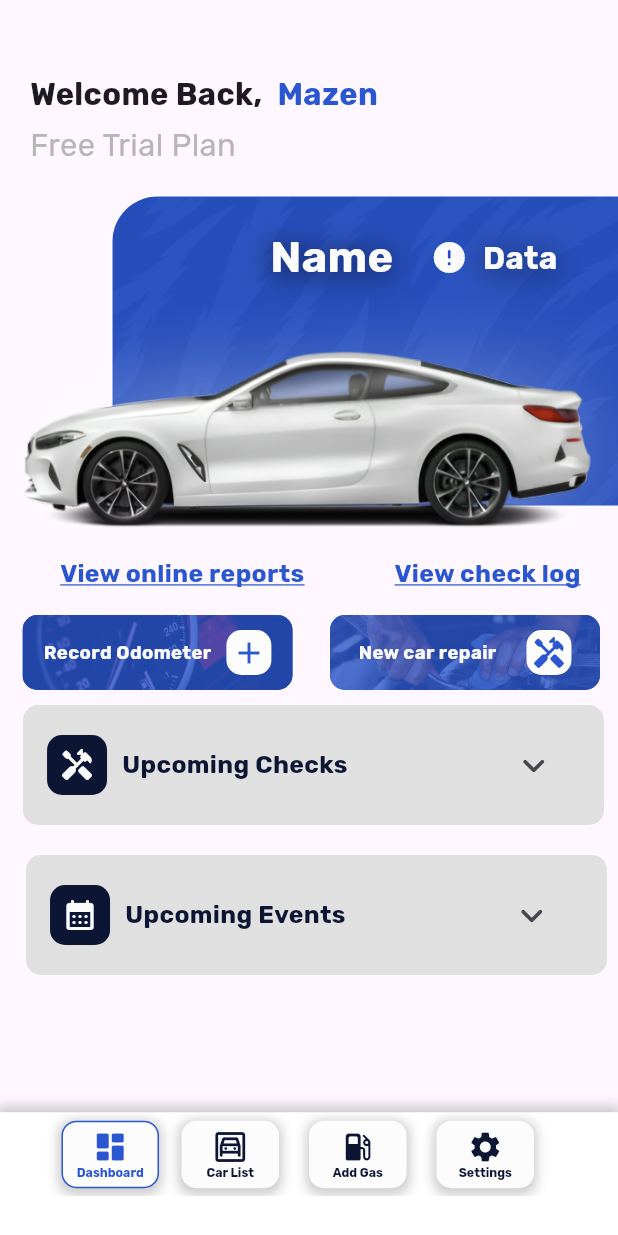
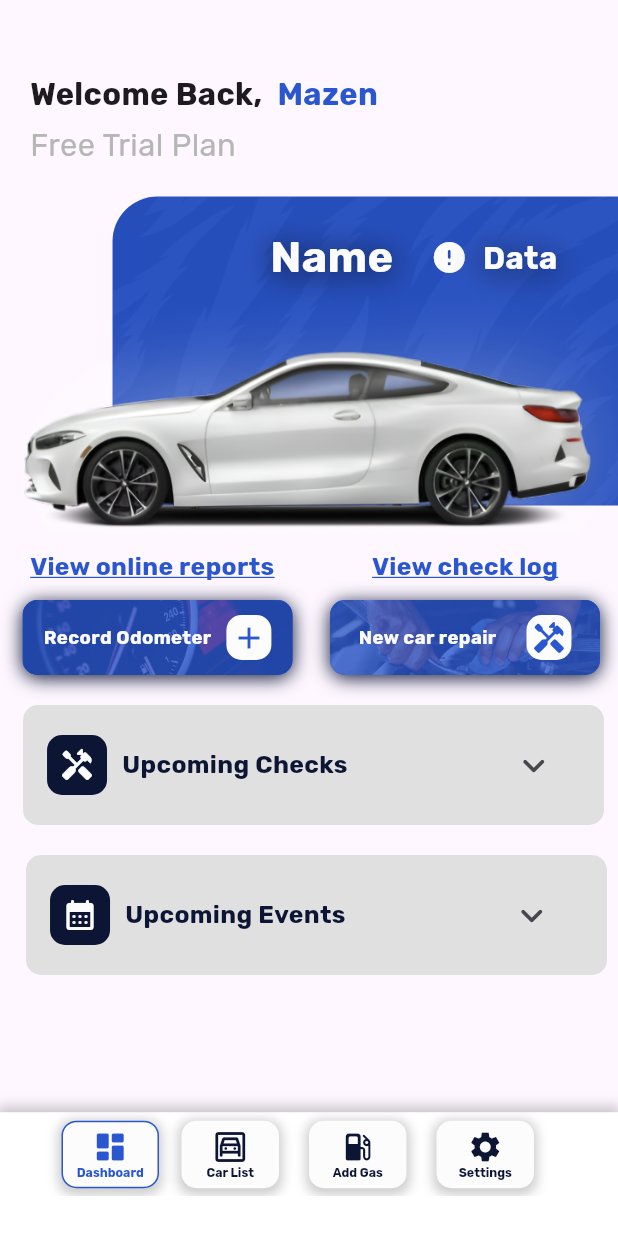
Before and after one commit to Mazen20021/Car-Care, a Flutter app: the screen it shows after launch, after a tap on "Login", on a phone screen of 412 x 824 dp. Run offline on Flutter 3.47's test engine with Material 3 defaults, Android fonts, the phone set to English and light mode, and no system bars; our stand-ins replace google_fonts.

Commit message:
Fixed Some Issue

```diff
--- a/lib/Pages/carselectedpage.dart
+++ b/lib/Pages/carselectedpage.dart
@@ -29,8 +29,13 @@ class _CarSelectedPage extends State<CarSelectedPage> {
   @override
   void initState() {
     super.initState();
-    _pageController =
-        PageController(viewportFraction: 2.0, initialPage: widget.currentIndex);
+    carIndex = widget.currentIndex;
+    _pageController = PageController(viewportFraction: 2.0, initialPage: widget.currentIndex);
+  }
+  @override
+  void dispose() {
+    _pageController.dispose();
+    super.dispose();
   }
 
   @override
@@ -42,6 +47,7 @@ class _CarSelectedPage extends State<CarSelectedPage> {
     Screen.setSize(context);
     return Scaffold(
       body: SingleChildScrollView(
+         physics: (_isExpanded1||_isExpanded2) ? const AlwaysScrollableScrollPhysics() : const NeverScrollableScrollPhysics(),
           child: Column(children: [
           const SizedBox(height: 48),
           Row(
@@ -170,46 +176,54 @@ class _CarSelectedPage extends State<CarSelectedPage> {
                 ),
               ],
             )),
-
         const SizedBox(height: 380),
+            Transform.translate(offset: Offset(20, -370),child:
             Row(
               children: [
                 GestureDetector(
                   onTap: () {
                     print("i am in online repo");
                   },
-                child: Transform.translate(
-                    offset: const Offset(40, -365),
-                    child: Text("View online reports",
+                    child: Text(
+                      "View online reports",
                       style: GoogleFonts.rubik(
                         fontWeight: FontWeight.bold,
                         color: MainColors.primary,
                         decoration: TextDecoration.underline,
                         decorationColor: MainColors.primary,
-                            fontSize: Fonts.xs())))),
+                        fontSize: Fonts.xs(),
+                      ),
+                    ),
+                ),
+                const SizedBox(width: 65),
                 GestureDetector(
                   onTap: () {
                     print("i am in check log");
                   },
-                child: Transform.translate(
-                    offset: const Offset(100, -365),
-                    child: Text("View check log",
+                    child: Text(
+                      "View check log",
                       style: GoogleFonts.rubik(
                         fontWeight: FontWeight.bold,
                         color: MainColors.primary,
                         decoration: TextDecoration.underline,
                         decorationColor: MainColors.primary,
-                            fontSize: Fonts.xs())))),
+                        fontSize: Fonts.xs(),
+                      ),
+                    ),
+                  ),
+
               ],
-        ),
+            )),
+          Transform.translate(
+              offset: const Offset(15, -360),
+              child:
             Row(
           children: [
-            Transform.translate(
-              offset: const Offset(15, -350),
-              child: Container(
+            Container(
                 width: 180,
                 height: 50,
                 decoration: BoxDecoration(
+                    boxShadow: [BoxShadow(color: MainColors.black ,blurRadius: 10,offset: Offset(0, 2))],
                     borderRadius: BorderRadius.circular(10),
                     color: MainColors.primary,
                     image: DecorationImage(
@@ -248,12 +262,9 @@ class _CarSelectedPage extends State<CarSelectedPage> {
                   ),
                 ),
               ),
-            ),
-            Transform.translate(
-              offset: const Offset(40, -350),
-              child: InkWell(
+            const SizedBox(width: 25),
+             InkWell(
                 onTap: () {
-                  print("pressed");
                   Navigator.push(
                     context,
                     MaterialPageRoute(
@@ -261,10 +272,12 @@ class _CarSelectedPage extends State<CarSelectedPage> {
                             CarRepairPage(carIndex: carIndex)),
                   );
                 },
+
                 child: Container(
                   width: 180,
                   height: 50,
                   decoration: BoxDecoration(
+                    boxShadow: [BoxShadow(color: MainColors.black ,blurRadius: 10,offset: Offset(0, 2))],
                       borderRadius: BorderRadius.circular(10),
                       color: MainColors.primary,
                       image: DecorationImage(
@@ -299,10 +312,9 @@ class _CarSelectedPage extends State<CarSelectedPage> {
                     ),
                   ),
                 ),
-              ),
             )
           ],
-        ),
+        )),
         Transform.translate(
           offset: const Offset(3, -340),
           child: Container(
```
Lines whose indentation alone changed are shown as unchanged.
